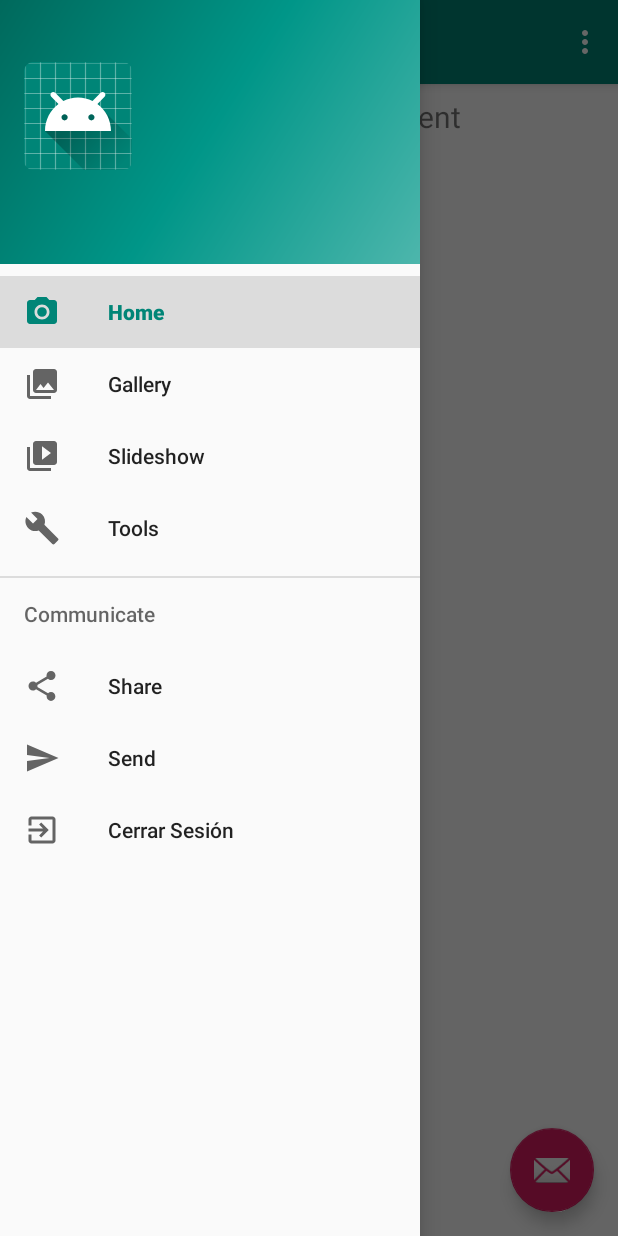
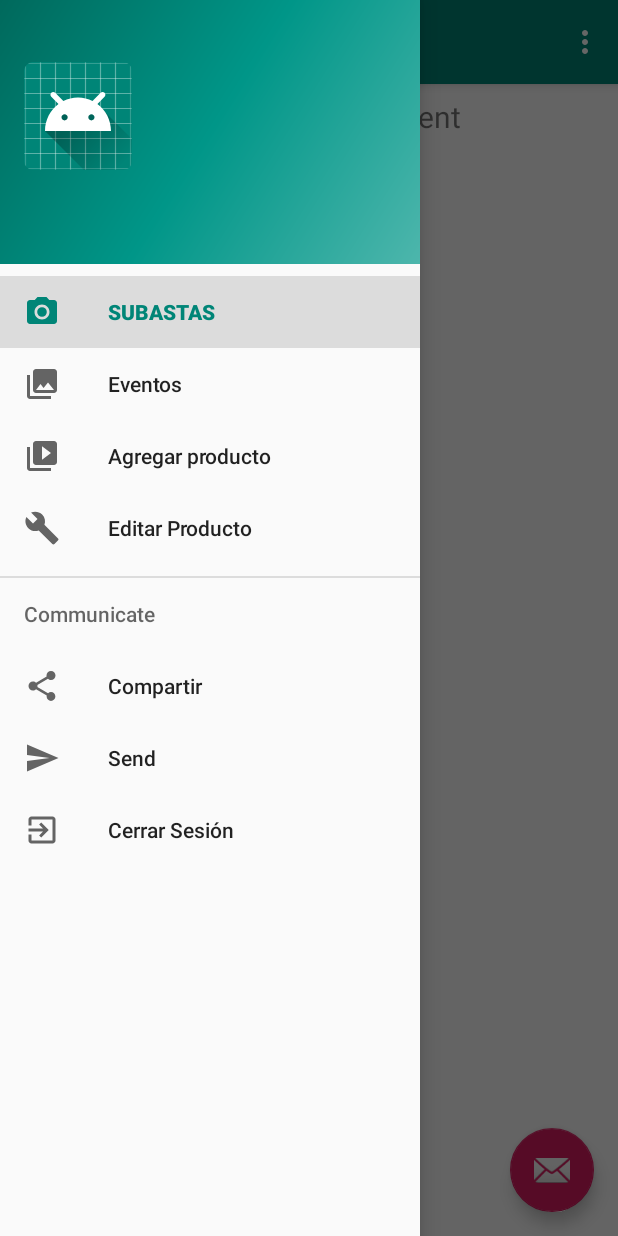
Before and after one commit to trabajointerdisciplinar19/grupo4, an Android app: the screen it shows after launch once a user with an empty profile is signed in (MainActivity), with the side drawer open, on a phone screen of 412 x 824 dp. Run offline under Robolectric (Android 15) with nearby library versions, the phone set to English and light mode, and no system bars; our stand-ins replace Firebase (no records; nobody signed in at launch, a user with empty details on screens opened directly), navigation-ui.

Commit message:
Update strings.xml

```diff
--- a/SubastasApp/app/src/main/res/values/strings.xml
+++ b/SubastasApp/app/src/main/res/values/strings.xml
@@ -5,13 +5,13 @@
     <string name="nav_header_title">Android Studio</string>
     <string name="nav_header_subtitle">android.studio@android.com</string>
     <string name="nav_header_desc">Navigation header</string>
-    <string name="action_settings">Settings</string>
+    <string name="action_settings">Ajustes</string>
 
-    <string name="menu_home">Home</string>
-    <string name="menu_gallery">Gallery</string>
-    <string name="menu_slideshow">Slideshow</string>
-    <string name="menu_tools">Tools</string>
-    <string name="menu_share">Share</string>
+    <string name="menu_home">SUBASTAS</string>
+    <string name="menu_gallery">Eventos</string>
+    <string name="menu_slideshow">Agregar producto</string>
+    <string name="menu_tools">Editar Producto</string>
+    <string name="menu_share">Compartir</string>
     <string name="menu_send">Send</string>
     <string name="menu_signOut">Cerrar Sesión</string>
 </resources>
```
